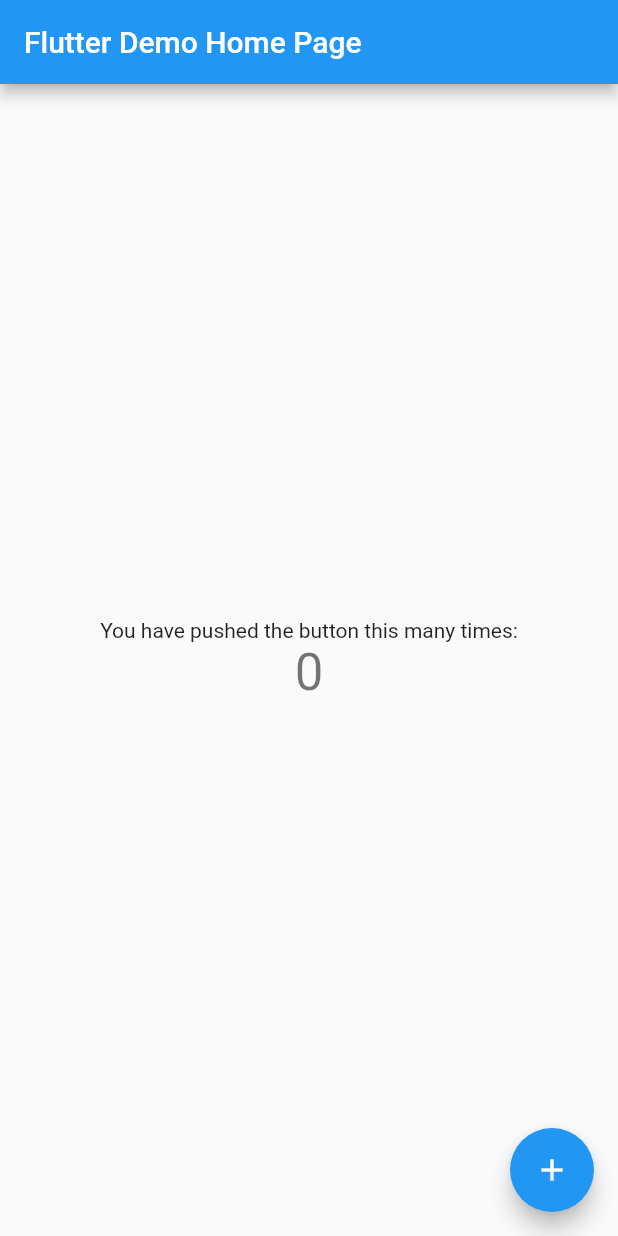
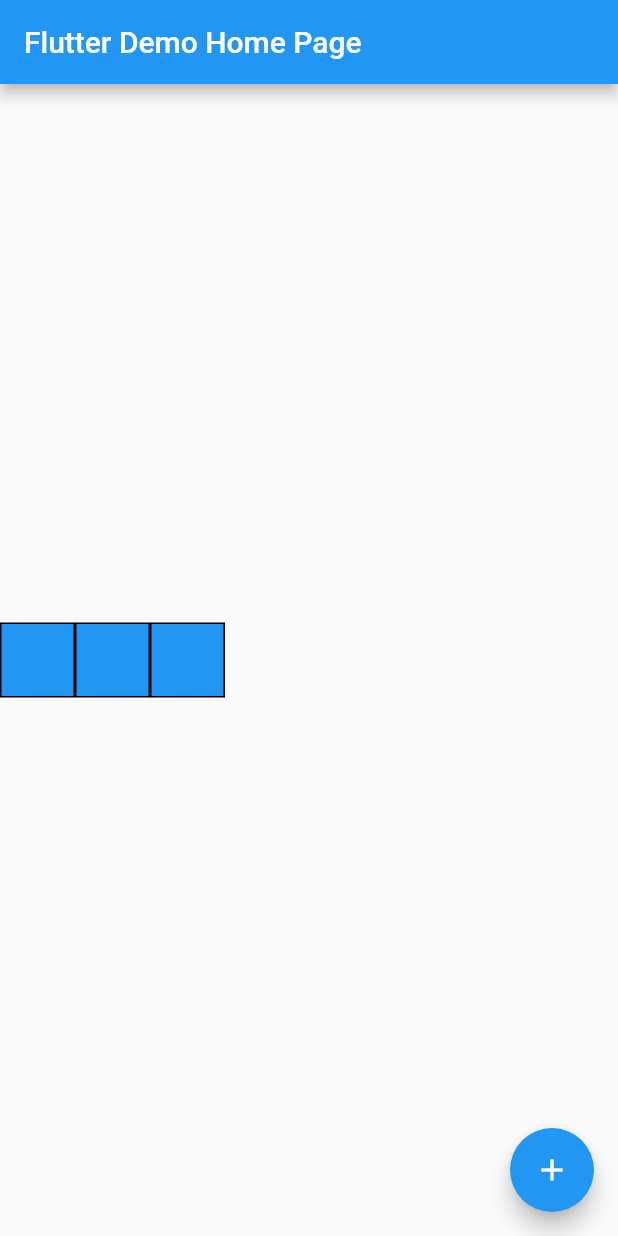
Before and after one commit to probepark/flutter-study, a Flutter app: the screen it shows after launch, on a phone screen of 412 x 824 dp. Run offline on Flutter 3.47's test engine with Material 2 defaults, Android fonts, the phone set to English and light mode, and no system bars.

Commit message:
BlueBox 추가.

```diff
--- a/basic/lib/main.dart
+++ b/basic/lib/main.dart
@@ -9,15 +9,6 @@ class MyApp extends StatelessWidget {
     return MaterialApp(
       title: 'Flutter Demo',
       theme: ThemeData(
-        // This is the theme of your application.
-        //
-        // Try running your application with "flutter run". You'll see the
-        // application has a blue toolbar. Then, without quitting the app, try
-        // changing the primarySwatch below to Colors.green and then invoke
-        // "hot reload" (press "r" in the console where you ran "flutter run",
-        // or simply save your changes to "hot reload" in a Flutter IDE).
-        // Notice that the counter didn't reset back to zero; the application
-        // is not restarted.
         primarySwatch: Colors.blue,
       ),
       home: MyHomePage(title: 'Flutter Demo Home Page'),
@@ -27,15 +18,6 @@ class MyApp extends StatelessWidget {
 
 class MyHomePage extends StatefulWidget {
   MyHomePage({Key key, this.title}) : super(key: key);
-
-  // This widget is the home page of your application. It is stateful, meaning
-  // that it has a State object (defined below) that contains fields that affect
-  // how it looks.
-
-  // This class is the configuration for the state. It holds the values (in this
-  // case the title) provided by the parent (in this case the App widget) and
-  // used by the build method of the State. Fields in a Widget subclass are
-  // always marked "final".
 
   final String title;
 
@@ -48,56 +30,27 @@ class _MyHomePageState extends State<MyHomePage> {
 
   void _incrementCounter() {
     setState(() {
-      // This call to setState tells the Flutter framework that something has
-      // changed in this State, which causes it to rerun the build method below
-      // so that the display can reflect the updated values. If we changed
-      // _counter without calling setState(), then the build method would not be
-      // called again, and so nothing would appear to happen.
       _counter++;
     });
   }
 
   @override
   Widget build(BuildContext context) {
-    // This method is rerun every time setState is called, for instance as done
-    // by the _incrementCounter method above.
-    //
-    // The Flutter framework has been optimized to make rerunning build methods
-    // fast, so that you can just rebuild anything that needs updating rather
-    // than having to individually change instances of widgets.
     return Scaffold(
       appBar: AppBar(
-        // Here we take the value from the MyHomePage object that was created by
-        // the App.build method, and use it to set our appbar title.
         title: Text(widget.title),
       ),
       body: Center(
-        // Center is a layout widget. It takes a single child and positions it
-        // in the middle of the parent.
         child: Column(
-          // Column is also layout widget. It takes a list of children and
-          // arranges them vertically. By default, it sizes itself to fit its
-          // children horizontally, and tries to be as tall as its parent.
-          //
-          // Invoke "debug painting" (press "p" in the console, choose the
-          // "Toggle Debug Paint" action from the Flutter Inspector in Android
-          // Studio, or the "Toggle Debug Paint" command in Visual Studio Code)
-          // to see the wireframe for each widget.
-          //
-          // Column has various properties to control how it sizes itself and
-          // how it positions its children. Here we use mainAxisAlignment to
-          // center the children vertically; the main axis here is the vertical
-          // axis because Columns are vertical (the cross axis would be
-          // horizontal).
           mainAxisAlignment: MainAxisAlignment.center,
           children: <Widget>[
-            Text(
-              'You have pushed the button this many times:',
-            ),
-            Text(
-              '$_counter',
-              style: Theme.of(context).textTheme.display1,
-            ),
+            Row(
+              children: <Widget>[
+                BlueBox(),
+                BlueBox(),
+                BlueBox(),
+              ],
+            )
           ],
         ),
       ),
@@ -109,3 +62,14 @@ class _MyHomePageState extends State<MyHomePage> {
     );
   }
 }
+
+class BlueBox extends StatelessWidget {
+  @override
+  Widget build(BuildContext context) {
+    return Container(
+      width: 50,
+      height: 50,
+      decoration: BoxDecoration(color: Colors.blue, border: Border.all()),
+    );
+  }
+}
```
